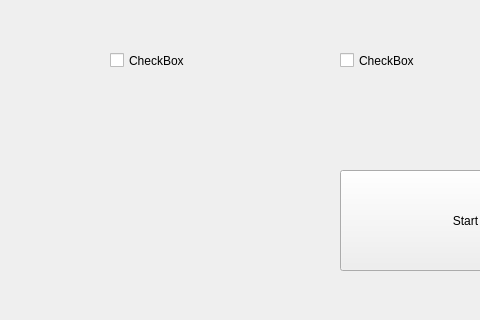
The window that gamepreparationinterface.ui (ftygu/AdvancedLanguageProgramming2-2) describes before a commit, drawn with Qt 5; both pictures show x 0 to 480 and y 150 to 470 of the 1024 by 768 pixel window.
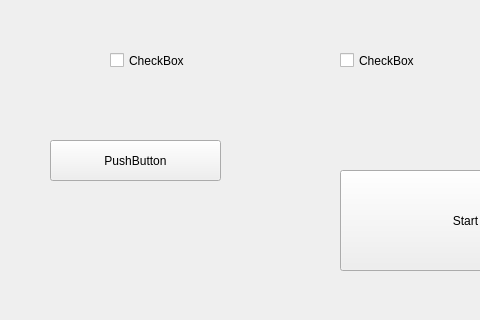
The same window after the commit.

```diff
--- a/gamepreparationinterface.ui
+++ b/gamepreparationinterface.ui
@@ -91,6 +91,19 @@
     <string>CheckBox</string>
    </property>
   </widget>
+  <widget class="QPushButton" name="pushButton_3">
+   <property name="geometry">
+    <rect>
+     <x>50</x>
+     <y>290</y>
+     <width>171</width>
+     <height>41</height>
+    </rect>
+   </property>
+   <property name="text">
+    <string>PushButton</string>
+   </property>
+  </widget>
  </widget>
  <resources/>
  <connections/>
```
